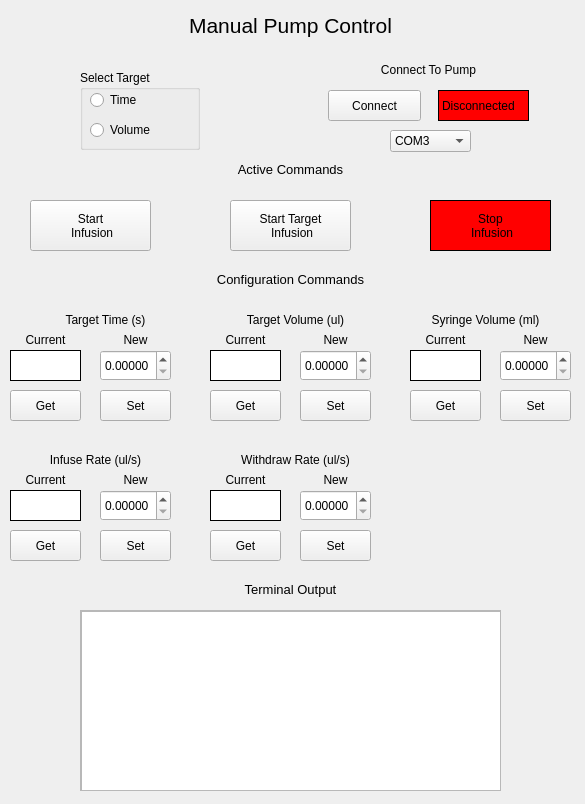
Above: manualpumpcontrol.ui from TimSamuelsen/CLIP3DPrinterGUI before the change. Below: the same form after it.
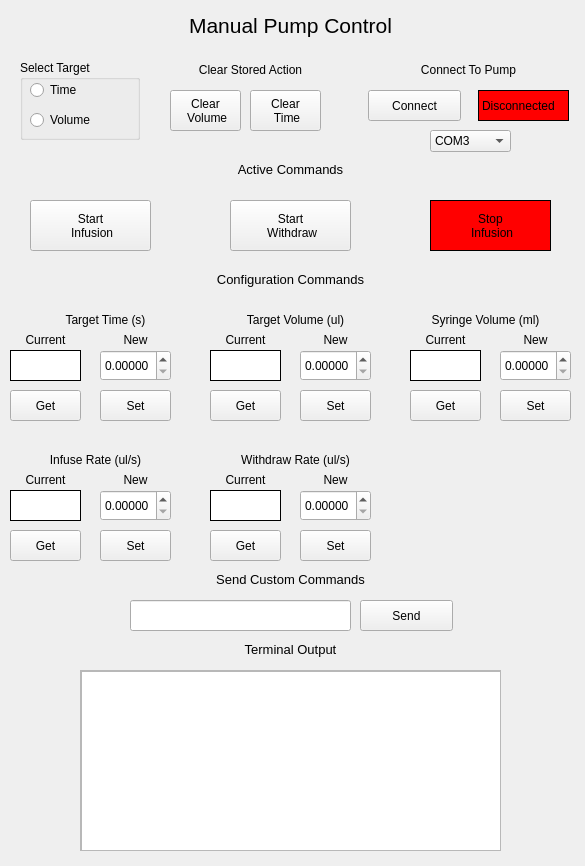
That is the form after the change.

Commit message: New and improved manual pump control

Diff of the .ui file:
```diff
--- a/manualpumpcontrol.ui
+++ b/manualpumpcontrol.ui
@@ -7,7 +7,7 @@
     <x>0</x>
     <y>0</y>
     <width>585</width>
-    <height>804</height>
+    <height>866</height>
    </rect>
   </property>
   <property name="windowTitle">
@@ -30,7 +30,7 @@
    <property name="geometry">
     <rect>
      <x>0</x>
-     <y>580</y>
+     <y>640</y>
      <width>581</width>
      <height>20</height>
     </rect>
@@ -140,7 +140,7 @@
   <widget class="QLabel" name="label_19">
    <property name="geometry">
     <rect>
-     <x>318</x>
+     <x>358</x>
      <y>60</y>
      <width>221</width>
      <height>20</height>
@@ -153,7 +153,7 @@
   <widget class="QLabel" name="ConnectionIndicator">
    <property name="geometry">
     <rect>
-     <x>438</x>
+     <x>478</x>
      <y>90</y>
      <width>91</width>
      <height>31</height>
@@ -169,7 +169,7 @@
   <widget class="QPushButton" name="ConnectButton">
    <property name="geometry">
     <rect>
-     <x>328</x>
+     <x>368</x>
      <y>90</y>
      <width>93</width>
      <height>31</height>
@@ -450,7 +450,7 @@
   <widget class="QComboBox" name="COMSelect">
    <property name="geometry">
     <rect>
-     <x>390</x>
+     <x>430</x>
      <y>130</y>
      <width>81</width>
      <height>22</height>
@@ -503,8 +503,8 @@
   <widget class="QGroupBox" name="groupBox">
    <property name="geometry">
     <rect>
-     <x>80</x>
-     <y>70</y>
+     <x>20</x>
+     <y>60</y>
      <width>120</width>
      <height>80</height>
     </rect>
@@ -566,20 +566,6 @@
  Infusion</string>
    </property>
   </widget>
-  <widget class="QPushButton" name="StartTargetInfusion">
-   <property name="geometry">
-    <rect>
-     <x>230</x>
-     <y>200</y>
-     <width>121</width>
-     <height>51</height>
-    </rect>
-   </property>
-   <property name="text">
-    <string>Start Target
- Infusion</string>
-   </property>
-  </widget>
   <widget class="QPushButton" name="StopInfusion">
    <property name="geometry">
     <rect>
@@ -739,7 +725,7 @@
    <property name="geometry">
     <rect>
      <x>80</x>
-     <y>610</y>
+     <y>670</y>
      <width>421</width>
      <height>181</height>
     </rect>
@@ -768,6 +754,97 @@
     </widget>
    </widget>
   </widget>
+  <widget class="QPushButton" name="StartWithdraw">
+   <property name="geometry">
+    <rect>
+     <x>230</x>
+     <y>200</y>
+     <width>121</width>
+     <height>51</height>
+    </rect>
+   </property>
+   <property name="text">
+    <string>Start 
+ Withdraw</string>
+   </property>
+  </widget>
+  <widget class="QLabel" name="label_20">
+   <property name="geometry">
+    <rect>
+     <x>0</x>
+     <y>570</y>
+     <width>581</width>
+     <height>20</height>
+    </rect>
+   </property>
+   <property name="text">
+    <string>&lt;html&gt;&lt;head/&gt;&lt;body&gt;&lt;p align=&quot;center&quot;&gt;&lt;span style=&quot; font-size:10pt;&quot;&gt;Send Custom Commands&lt;/span&gt;&lt;/p&gt;&lt;/body&gt;&lt;/html&gt;</string>
+   </property>
+  </widget>
+  <widget class="QLineEdit" name="CustomCommandLine">
+   <property name="geometry">
+    <rect>
+     <x>130</x>
+     <y>600</y>
+     <width>221</width>
+     <height>31</height>
+    </rect>
+   </property>
+  </widget>
+  <widget class="QPushButton" name="SendCustom">
+   <property name="geometry">
+    <rect>
+     <x>360</x>
+     <y>600</y>
+     <width>93</width>
+     <height>31</height>
+    </rect>
+   </property>
+   <property name="text">
+    <string>Send</string>
+   </property>
+  </widget>
+  <widget class="QPushButton" name="ClearTime">
+   <property name="geometry">
+    <rect>
+     <x>250</x>
+     <y>90</y>
+     <width>71</width>
+     <height>41</height>
+    </rect>
+   </property>
+   <property name="text">
+    <string>Clear 
+ Time</string>
+   </property>
+  </widget>
+  <widget class="QPushButton" name="ClearVolume">
+   <property name="geometry">
+    <rect>
+     <x>170</x>
+     <y>90</y>
+     <width>71</width>
+     <height>41</height>
+    </rect>
+   </property>
+   <property name="text">
+    <string>Clear 
+ Volume</string>
+   </property>
+  </widget>
+  <widget class="QLabel" name="label_21">
+   <property name="geometry">
+    <rect>
+     <x>160</x>
+     <y>60</y>
+     <width>181</width>
+     <height>20</height>
+    </rect>
+   </property>
+   <property name="text">
+    <string>&lt;html&gt;&lt;head/&gt;&lt;body&gt;&lt;p align=&quot;center&quot;&gt;Clear Stored Action&lt;/p&gt;&lt;/body&gt;&lt;/html&gt;</string>
+   </property>
+  </widget>
  </widget>
  <resources/>
  <connections/>
```
The commit also changes 2 other files.
